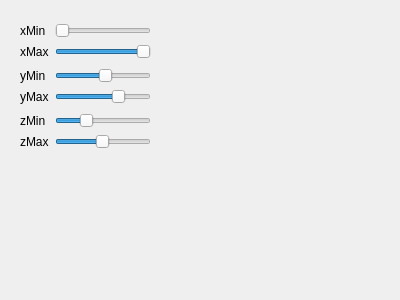
Before: the Qt Designer form settingswidget.ui in Haskis/WidzenieMaszynowe, drawn with Qt 5.
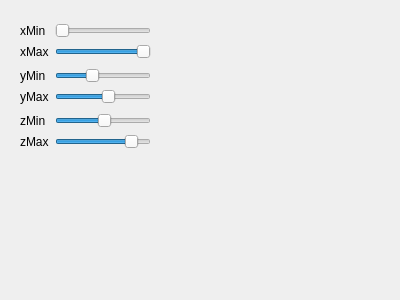
After: the same form once the commit is applied.

The edit to the form file:
```diff
--- a/settingswidget.ui
+++ b/settingswidget.ui
@@ -106,10 +106,10 @@
            <number>255</number>
           </property>
           <property name="value">
-           <number>135</number>
+           <number>95</number>
           </property>
           <property name="sliderPosition">
-           <number>135</number>
+           <number>95</number>
           </property>
           <property name="orientation">
            <enum>Qt::Horizontal</enum>
@@ -122,7 +122,7 @@
            <number>255</number>
           </property>
           <property name="value">
-           <number>175</number>
+           <number>146</number>
           </property>
           <property name="orientation">
            <enum>Qt::Horizontal</enum>
@@ -161,10 +161,10 @@
            <number>255</number>
           </property>
           <property name="value">
-           <number>75</number>
+           <number>133</number>
           </property>
           <property name="sliderPosition">
-           <number>75</number>
+           <number>133</number>
           </property>
           <property name="orientation">
            <enum>Qt::Horizontal</enum>
@@ -177,7 +177,7 @@
            <number>255</number>
           </property>
           <property name="value">
-           <number>125</number>
+           <number>218</number>
           </property>
           <property name="orientation">
            <enum>Qt::Horizontal</enum>
```
